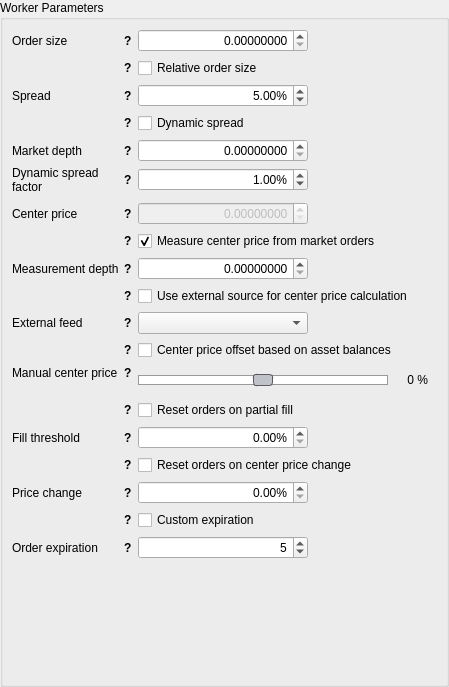
Old version of the form dexbot/views/ui/forms/relative_orders_widget.ui in the repository xeroc/stakemachine.
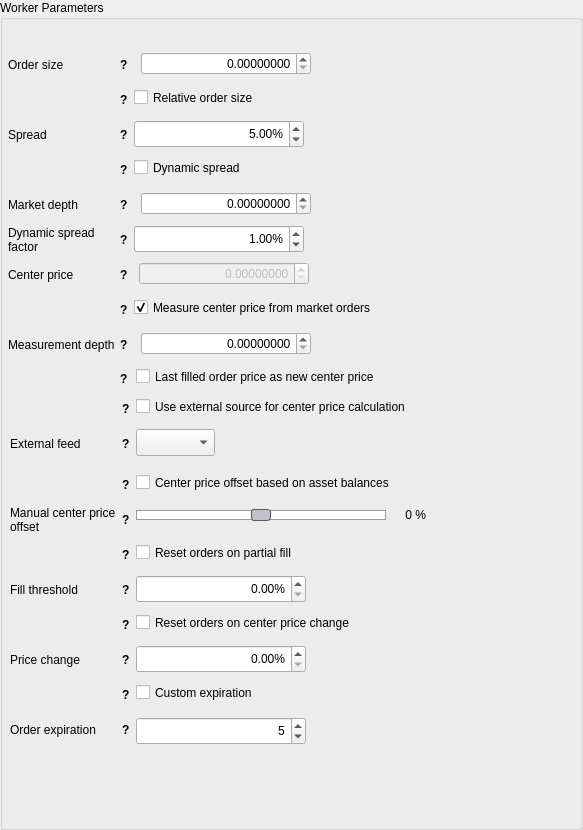
New version of the form.

Commit message: cp_from_last_trade added to UI but no connection to logic yet

What changed in the file:
```diff
--- a/dexbot/views/ui/forms/relative_orders_widget.ui
+++ b/dexbot/views/ui/forms/relative_orders_widget.ui
@@ -6,8 +6,8 @@
    <rect>
     <x>0</x>
     <y>0</y>
-    <width>449</width>
-    <height>687</height>
+    <width>583</width>
+    <height>830</height>
    </rect>
   </property>
   <property name="windowTitle">
@@ -31,9 +31,15 @@
      <property name="title">
       <string>Worker Parameters</string>
      </property>
-     <layout class="QFormLayout" name="formLayout">
-      <item row="2" column="0">
        <widget class="QWidget" name="order_size_wrap" native="true">
+      <property name="geometry">
+       <rect>
+        <x>8</x>
+        <y>50</y>
+        <width>120</width>
+        <height>29</height>
+       </rect>
+      </property>
         <property name="sizePolicy">
          <sizepolicy hsizetype="Fixed" vsizetype="Preferred">
           <horstretch>0</horstretch>
@@ -126,9 +132,15 @@
          </item>
         </layout>
        </widget>
-      </item>
-      <item row="2" column="1">
        <widget class="QWidget" name="amount_input_wrap" native="true">
+      <property name="geometry">
+       <rect>
+        <x>134</x>
+        <y>50</y>
+        <width>322</width>
+        <height>28</height>
+       </rect>
+      </property>
         <property name="sizePolicy">
          <sizepolicy hsizetype="Fixed" vsizetype="Preferred">
           <horstretch>0</horstretch>
@@ -206,9 +218,15 @@
          </item>
         </layout>
        </widget>
-      </item>
-      <item row="3" column="0">
        <widget class="QWidget" name="relative_order_size_wrap" native="true">
+      <property name="geometry">
+       <rect>
+        <x>8</x>
+        <y>85</y>
+        <width>120</width>
+        <height>29</height>
+       </rect>
+      </property>
         <property name="sizePolicy">
          <sizepolicy hsizetype="Fixed" vsizetype="Preferred">
           <horstretch>0</horstretch>
@@ -286,16 +304,28 @@
          </item>
         </layout>
        </widget>
-      </item>
-      <item row="3" column="1">
        <widget class="QCheckBox" name="relative_order_size_input">
+      <property name="geometry">
+       <rect>
+        <x>134</x>
+        <y>85</y>
+        <width>147</width>
+        <height>25</height>
+       </rect>
+      </property>
         <property name="text">
          <string>Relative order size</string>
         </property>
        </widget>
-      </item>
-      <item row="4" column="0">
        <widget class="QWidget" name="spread_wrap" native="true">
+      <property name="geometry">
+       <rect>
+        <x>8</x>
+        <y>120</y>
+        <width>120</width>
+        <height>29</height>
+       </rect>
+      </property>
         <property name="sizePolicy">
          <sizepolicy hsizetype="Fixed" vsizetype="Preferred">
           <horstretch>0</horstretch>
@@ -388,9 +418,15 @@
          </item>
         </layout>
        </widget>
-      </item>
-      <item row="4" column="1">
        <widget class="QDoubleSpinBox" name="spread_input">
+      <property name="geometry">
+       <rect>
+        <x>134</x>
+        <y>120</y>
+        <width>170</width>
+        <height>28</height>
+       </rect>
+      </property>
         <property name="sizePolicy">
          <sizepolicy hsizetype="Fixed" vsizetype="Fixed">
           <horstretch>0</horstretch>
@@ -419,9 +455,15 @@
          <double>5.000000000000000</double>
         </property>
        </widget>
-      </item>
-      <item row="5" column="0">
        <widget class="QWidget" name="dynamic_spread_wrap" native="true">
+      <property name="geometry">
+       <rect>
+        <x>8</x>
+        <y>155</y>
+        <width>120</width>
+        <height>29</height>
+       </rect>
+      </property>
         <property name="sizePolicy">
          <sizepolicy hsizetype="Fixed" vsizetype="Preferred">
           <horstretch>0</horstretch>
@@ -499,16 +541,28 @@
          </item>
         </layout>
        </widget>
-      </item>
-      <item row="5" column="1">
        <widget class="QCheckBox" name="dynamic_spread_input">
+      <property name="geometry">
+       <rect>
+        <x>134</x>
+        <y>155</y>
+        <width>132</width>
+        <height>25</height>
+       </rect>
+      </property>
         <property name="text">
          <string>Dynamic spread</string>
         </property>
        </widget>
-      </item>
-      <item row="6" column="0">
        <widget class="QWidget" name="market_depth_wrap" native="true">
+      <property name="geometry">
+       <rect>
+        <x>8</x>
+        <y>190</y>
+        <width>120</width>
+        <height>29</height>
+       </rect>
+      </property>
         <property name="sizePolicy">
          <sizepolicy hsizetype="Fixed" vsizetype="Preferred">
           <horstretch>0</horstretch>
@@ -604,9 +658,15 @@
          </item>
         </layout>
        </widget>
-      </item>
-      <item row="6" column="1">
        <widget class="QWidget" name="market_depth_amount_input_wrap" native="true">
+      <property name="geometry">
+       <rect>
+        <x>134</x>
+        <y>190</y>
+        <width>322</width>
+        <height>28</height>
+       </rect>
+      </property>
         <property name="sizePolicy">
          <sizepolicy hsizetype="Fixed" vsizetype="Preferred">
           <horstretch>0</horstretch>
@@ -684,9 +744,15 @@
          </item>
         </layout>
        </widget>
-      </item>
-      <item row="7" column="0">
        <widget class="QWidget" name="dynamic_spread_factor_wrap" native="true">
+      <property name="geometry">
+       <rect>
+        <x>8</x>
+        <y>225</y>
+        <width>120</width>
+        <height>29</height>
+       </rect>
+      </property>
         <property name="sizePolicy">
          <sizepolicy hsizetype="Fixed" vsizetype="Preferred">
           <horstretch>0</horstretch>
@@ -782,9 +848,15 @@
          </item>
         </layout>
        </widget>
-      </item>
-      <item row="7" column="1">
        <widget class="QDoubleSpinBox" name="dynamic_spread_factor_input">
+      <property name="geometry">
+       <rect>
+        <x>134</x>
+        <y>225</y>
+        <width>170</width>
+        <height>28</height>
+       </rect>
+      </property>
         <property name="sizePolicy">
          <sizepolicy hsizetype="Fixed" vsizetype="Fixed">
           <horstretch>0</horstretch>
@@ -816,9 +888,15 @@
          <double>1.000000000000000</double>
         </property>
        </widget>
-      </item>
-      <item row="8" column="0">
        <widget class="QWidget" name="center_price_wrap" native="true">
+      <property name="geometry">
+       <rect>
+        <x>8</x>
+        <y>260</y>
+        <width>120</width>
+        <height>29</height>
+       </rect>
+      </property>
         <property name="sizePolicy">
          <sizepolicy hsizetype="Fixed" vsizetype="Preferred">
           <horstretch>0</horstretch>
@@ -911,9 +989,15 @@
          </item>
         </layout>
        </widget>
-      </item>
-      <item row="8" column="1">
        <widget class="QWidget" name="center_price_input_wrap" native="true">
+      <property name="geometry">
+       <rect>
+        <x>134</x>
+        <y>260</y>
+        <width>316</width>
+        <height>28</height>
+       </rect>
+      </property>
         <property name="sizePolicy">
          <sizepolicy hsizetype="Fixed" vsizetype="Preferred">
           <horstretch>0</horstretch>
@@ -1009,9 +1093,15 @@
          </item>
         </layout>
        </widget>
-      </item>
-      <item row="9" column="0">
        <widget class="QWidget" name="center_price_dynamic_wrap" native="true">
+      <property name="geometry">
+       <rect>
+        <x>8</x>
+        <y>295</y>
+        <width>120</width>
+        <height>29</height>
+       </rect>
+      </property>
         <property name="sizePolicy">
          <sizepolicy hsizetype="Fixed" vsizetype="Preferred">
           <horstretch>0</horstretch>
@@ -1089,9 +1179,15 @@
          </item>
         </layout>
        </widget>
-      </item>
-      <item row="9" column="1">
        <widget class="QCheckBox" name="center_price_dynamic_input">
+      <property name="geometry">
+       <rect>
+        <x>134</x>
+        <y>295</y>
+        <width>298</width>
+        <height>25</height>
+       </rect>
+      </property>
         <property name="sizePolicy">
          <sizepolicy hsizetype="Preferred" vsizetype="Preferred">
           <horstretch>0</horstretch>
@@ -1108,9 +1204,15 @@
          <bool>false</bool>
         </property>
        </widget>
-      </item>
-      <item row="10" column="0">
        <widget class="QWidget" name="center_price_depth_wrap" native="true">
+      <property name="geometry">
+       <rect>
+        <x>8</x>
+        <y>330</y>
+        <width>120</width>
+        <height>29</height>
+       </rect>
+      </property>
         <property name="sizePolicy">
          <sizepolicy hsizetype="Fixed" vsizetype="Preferred">
           <horstretch>0</horstretch>
@@ -1206,9 +1308,15 @@
          </item>
         </layout>
        </widget>
-      </item>
-      <item row="10" column="1">
        <widget class="QWidget" name="center_price_depth_input_wrap" native="true">
+      <property name="geometry">
+       <rect>
+        <x>134</x>
+        <y>330</y>
+        <width>322</width>
+        <height>28</height>
+       </rect>
+      </property>
         <property name="sizePolicy">
          <sizepolicy hsizetype="Fixed" vsizetype="Preferred">
           <horstretch>0</horstretch>
@@ -1286,9 +1394,15 @@
          </item>
         </layout>
        </widget>
-      </item>
-      <item row="15" column="0">
        <widget class="QWidget" name="balance_offset_wrap" native="true">
+      <property name="geometry">
+       <rect>
+        <x>10</x>
+        <y>470</y>
+        <width>120</width>
+        <height>29</height>
+       </rect>
+      </property>
         <property name="sizePolicy">
          <sizepolicy hsizetype="Fixed" vsizetype="Preferred">
           <horstretch>0</horstretch>
@@ -1366,16 +1480,28 @@
          </item>
         </layout>
        </widget>
-      </item>
-      <item row="15" column="1">
        <widget class="QCheckBox" name="center_price_offset_input">
+      <property name="geometry">
+       <rect>
+        <x>136</x>
+        <y>470</y>
+        <width>312</width>
+        <height>25</height>
+       </rect>
+      </property>
         <property name="text">
          <string>Center price offset based on asset balances</string>
         </property>
        </widget>
-      </item>
-      <item row="16" column="0">
        <widget class="QWidget" name="manual_offset_wrap" native="true">
+      <property name="geometry">
+       <rect>
+        <x>10</x>
+        <y>505</y>
+        <width>120</width>
+        <height>29</height>
+       </rect>
+      </property>
         <property name="sizePolicy">
          <sizepolicy hsizetype="Fixed" vsizetype="Fixed">
           <horstretch>0</horstretch>
@@ -1468,9 +1594,15 @@
          </item>
         </layout>
        </widget>
-      </item>
-      <item row="16" column="1">
        <widget class="QWidget" name="manual_offset_input_wrap" native="true">
+      <property name="geometry">
+       <rect>
+        <x>136</x>
+        <y>505</y>
+        <width>290</width>
+        <height>20</height>
+       </rect>
+      </property>
         <property name="sizePolicy">
          <sizepolicy hsizetype="Fixed" vsizetype="Preferred">
           <horstretch>0</horstretch>
@@ -1591,9 +1723,15 @@
          </item>
         </layout>
        </widget>
-      </item>
-      <item row="17" column="0">
        <widget class="QWidget" name="reset_on_partial_fill_wrap" native="true">
+      <property name="geometry">
+       <rect>
+        <x>10</x>
+        <y>540</y>
+        <width>120</width>
+        <height>29</height>
+       </rect>
+      </property>
         <property name="sizePolicy">
          <sizepolicy hsizetype="Fixed" vsizetype="Preferred">
           <horstretch>0</horstretch>
@@ -1671,16 +1809,28 @@
          </item>
         </layout>
        </widget>
-      </item>
-      <item row="17" column="1">
        <widget class="QCheckBox" name="reset_on_partial_fill_input">
+      <property name="geometry">
+       <rect>
+        <x>136</x>
+        <y>540</y>
+        <width>197</width>
+        <height>25</height>
+       </rect>
+      </property>
         <property name="text">
          <string>Reset orders on partial fill</string>
         </property>
        </widget>
-      </item>
-      <item row="18" column="0">
        <widget class="QWidget" name="partial_fill_threshold_wrap" native="true">
+      <property name="geometry">
+       <rect>
+        <x>10</x>
+        <y>575</y>
+        <width>120</width>
+        <height>29</height>
+       </rect>
+      </property>
         <property name="sizePolicy">
          <sizepolicy hsizetype="Fixed" vsizetype="Preferred">
           <horstretch>0</horstretch>
@@ -1773,9 +1923,15 @@
          </item>
         </layout>
        </widget>
-      </item>
-      <item row="18" column="1">
        <widget class="QDoubleSpinBox" name="partial_fill_threshold_input">
+      <property name="geometry">
+       <rect>
+        <x>136</x>
+        <y>575</y>
+        <width>170</width>
+        <height>28</height>
+       </rect>
+      </property>
         <property name="sizePolicy">
          <sizepolicy hsizetype="Fixed" vsizetype="Fixed">
           <horstretch>0</horstretch>
@@ -1804,9 +1960,15 @@
          <double>0.000000000000000</double>
         </property>
        </widget>
-      </item>
-      <item row="19" column="0">
        <widget class="QWidget" name="reset_on_price_change_wrap" native="true">
+      <property name="geometry">
+       <rect>
+        <x>10</x>
+        <y>610</y>
+        <width>120</width>
+        <height>29</height>
+       </rect>
+      </property>
         <property name="sizePolicy">
          <sizepolicy hsizetype="Fixed" vsizetype="Preferred">
           <horstretch>0</horstretch>
@@ -1884,16 +2046,28 @@
          </item>
         </layout>
        </widget>
-      </item>
-      <item row="19" column="1">
        <widget class="QCheckBox" name="reset_on_price_change_input">
+      <property name="geometry">
+       <rect>
+        <x>136</x>
+        <y>610</y>
+        <width>263</width>
+        <height>25</height>
+       </rect>
+      </property>
         <property name="text">
          <string>Reset orders on center price change</string>
         </property>
        </widget>
-      </item>
-      <item row="20" column="0">
        <widget class="QWidget" name="price_change_wrap" native="true">
+      <property name="geometry">
+       <rect>
+        <x>10</x>
+        <y>645</y>
+        <width>120</width>
+        <height>29</height>
+       </rect>
+      </property>
         <property name="sizePolicy">
          <sizepolicy hsizetype="Fixed" vsizetype="Preferred">
           <horstretch>0</horstretch>
@@ -1986,9 +2160,15 @@
          </item>
         </layout>
        </widget>
-      </item>
-      <item row="20" column="1">
        <widget class="QDoubleSpinBox" name="price_change_threshold_input">
+      <property name="geometry">
+       <rect>
+        <x>136</x>
+        <y>645</y>
+        <width>170</width>
+        <height>28</height>
+       </rect>
+      </property>
         <property name="sizePolicy">
          <sizepolicy hsizetype="Fixed" vsizetype="Fixed">
           <horstretch>0</horstretch>
@@ -2017,9 +2197,15 @@
          <double>0.000000000000000</double>
         </property>
        </widget>
-      </item>
-      <item row="21" column="0">
        <widget class="QWidget" name="balance_offset_wrap_4" native="true">
+      <property name="geometry">
+       <rect>
+        <x>10</x>
+        <y>680</y>
+        <width>120</width>
+        <height>29</height>
+       </rect>
+      </property>
         <property name="sizePolicy">
          <sizepolicy hsizetype="Fixed" vsizetype="Preferred">
           <horstretch>0</horstretch>
@@ -2097,16 +2283,28 @@
          </item>
         </layout>
        </widget>
-      </item>
-      <item row="21" column="1">
        <widget class="QCheckBox" name="custom_expiration_input">
+      <property name="geometry">
+       <rect>
+        <x>136</x>
+        <y>680</y>
+        <width>148</width>
+        <height>25</height>
+       </rect>
+      </property>
         <property name="text">
          <string>Custom expiration</string>
         </property>
        </widget>
-      </item>
-      <item row="22" column="0">
        <widget class="QWidget" name="order_expiration_wrap" native="true">
+      <property name="geometry">
+       <rect>
+        <x>10</x>
+        <y>715</y>
+        <width>120</width>
+        <height>29</height>
+       </rect>
+      </property>
         <property name="sizePolicy">
          <sizepolicy hsizetype="Fixed" vsizetype="Preferred">
           <horstretch>0</horstretch>
@@ -2199,9 +2397,15 @@
          </item>
         </layout>
        </widget>
-      </item>
-      <item row="22" column="1">
        <widget class="QDoubleSpinBox" name="expiration_time_input">
+      <property name="geometry">
+       <rect>
+        <x>136</x>
+        <y>717</y>
+        <width>170</width>
+        <height>28</height>
+       </rect>
+      </property>
         <property name="sizePolicy">
          <sizepolicy hsizetype="Fixed" vsizetype="Fixed">
           <horstretch>0</horstretch>
@@ -2233,9 +2437,15 @@
          <double>5.000000000000000</double>
         </property>
        </widget>
-      </item>
-      <item row="13" column="0">
        <widget class="QWidget" name="external_feed_wrap" native="true">
+      <property name="geometry">
+       <rect>
+        <x>10</x>
+        <y>429</y>
+        <width>120</width>
+        <height>29</height>
+       </rect>
+      </property>
         <property name="sizePolicy">
          <sizepolicy hsizetype="Fixed" vsizetype="Preferred">
           <horstretch>0</horstretch>
@@ -2328,12 +2538,18 @@
          </item>
         </layout>
        </widget>
-      </item>
-      <item row="13" column="1">
        <widget class="QComboBox" name="external_price_source_input">
         <property name="enabled">
          <bool>true</bool>
         </property>
+      <property name="geometry">
+       <rect>
+        <x>136</x>
+        <y>429</y>
+        <width>79</width>
+        <height>27</height>
+       </rect>
+      </property>
         <property name="maximumSize">
          <size>
           <width>170</width>
@@ -2344,9 +2560,15 @@
          <number>-1</number>
         </property>
        </widget>
-      </item>
-      <item row="12" column="0">
        <widget class="QWidget" name="extrenal_feed_wrap_2" native="true">
+      <property name="geometry">
+       <rect>
+        <x>10</x>
+        <y>394</y>
+        <width>120</width>
+        <height>29</height>
+       </rect>
+      </property>
         <property name="sizePolicy">
          <sizepolicy hsizetype="Fixed" vsizetype="Preferred">
           <horstretch>0</horstretch>
@@ -2424,15 +2646,118 @@
          </item>
         </layout>
        </widget>
-      </item>
-      <item row="12" column="1">
        <widget class="QCheckBox" name="external_feed_input">
+      <property name="geometry">
+       <rect>
+        <x>136</x>
+        <y>394</y>
+        <width>335</width>
+        <height>25</height>
+       </rect>
+      </property>
         <property name="text">
          <string>Use external source for center price calculation</string>
         </property>
        </widget>
-      </item>
-     </layout>
+     <widget class="QWidget" name="cp_from_trade_wrap" native="true">
+      <property name="geometry">
+       <rect>
+        <x>8</x>
+        <y>364</y>
+        <width>120</width>
+        <height>29</height>
+       </rect>
+      </property>
+      <property name="sizePolicy">
+       <sizepolicy hsizetype="Fixed" vsizetype="Preferred">
+        <horstretch>0</horstretch>
+        <verstretch>0</verstretch>
+       </sizepolicy>
+      </property>
+      <property name="minimumSize">
+       <size>
+        <width>120</width>
+        <height>0</height>
+       </size>
+      </property>
+      <property name="maximumSize">
+       <size>
+        <width>120</width>
+        <height>16777215</height>
+       </size>
+      </property>
+      <layout class="QHBoxLayout" name="horizontalLayout_50">
+       <property name="spacing">
+        <number>0</number>
+       </property>
+       <property name="leftMargin">
+        <number>0</number>
+       </property>
+       <property name="topMargin">
+        <number>0</number>
+       </property>
+       <property name="rightMargin">
+        <number>0</number>
+       </property>
+       <property name="bottomMargin">
+        <number>0</number>
+       </property>
+       <item>
+        <spacer name="horizontalSpacer_17">
+         <property name="orientation">
+          <enum>Qt::Horizontal</enum>
+         </property>
+         <property name="sizeHint" stdset="0">
+          <size>
+           <width>101</width>
+           <height>20</height>
+          </size>
+         </property>
+        </spacer>
+       </item>
+       <item>
+        <widget class="QLabel" name="cp_from_trade_tooltip">
+         <property name="sizePolicy">
+          <sizepolicy hsizetype="Fixed" vsizetype="Preferred">
+           <horstretch>0</horstretch>
+           <verstretch>0</verstretch>
+          </sizepolicy>
+         </property>
+         <property name="font">
+          <font>
+           <weight>75</weight>
+           <bold>true</bold>
+          </font>
+         </property>
+         <property name="cursor">
+          <cursorShape>WhatsThisCursor</cursorShape>
+         </property>
+         <property name="toolTip">
+          <string>Use last filled order price as new center price</string>
+         </property>
+         <property name="text">
+          <string>?</string>
+         </property>
+         <property name="margin">
+          <number>5</number>
+         </property>
+        </widget>
+       </item>
+      </layout>
+     </widget>
+     <widget class="QCheckBox" name="cp_from_last_trade_input">
+      <property name="geometry">
+       <rect>
+        <x>136</x>
+        <y>364</y>
+        <width>335</width>
+        <height>25</height>
+       </rect>
+      </property>
+      <property name="text">
+       <string>Last filled order price as new center price</string>
+      </property>
+     </widget>
     </widget>
    </item>
   </layout>
```
Lines whose indentation alone changed are shown as unchanged.
